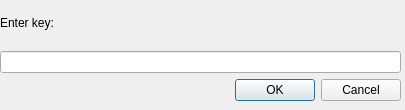
Above: ui/channel_key.ui from gitter-badger/simplechatclient before the change. Below: the same form after it.
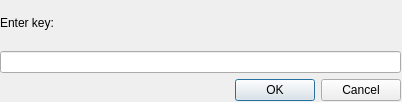
That is the form after the change. Icons and pictures are not drawn.

```diff
--- a/ui/channel_key.ui
+++ b/ui/channel_key.ui
@@ -6,20 +6,20 @@
    <rect>
     <x>0</x>
     <y>0</y>
-    <width>405</width>
-    <height>110</height>
+    <width>402</width>
+    <height>102</height>
    </rect>
   </property>
   <property name="minimumSize">
    <size>
-    <width>405</width>
-    <height>110</height>
+    <width>402</width>
+    <height>102</height>
    </size>
   </property>
   <property name="maximumSize">
    <size>
-    <width>405</width>
-    <height>110</height>
+    <width>402</width>
+    <height>102</height>
    </size>
   </property>
   <property name="windowTitle">
```
Left out of the diff: 6 changed lines with no effect on the pictures.
